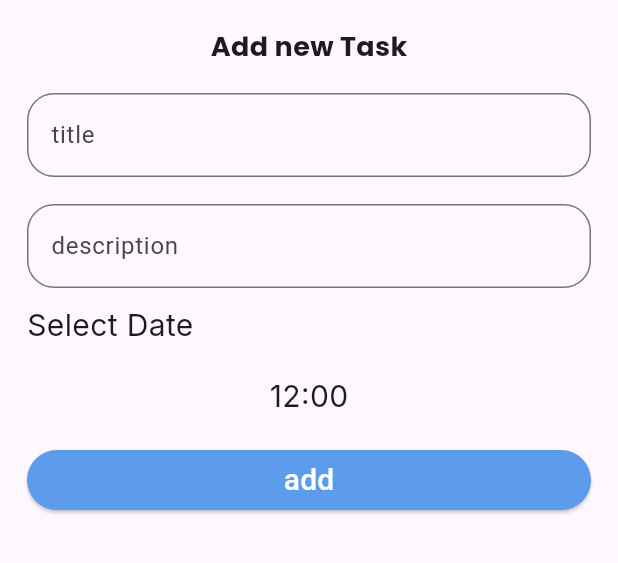
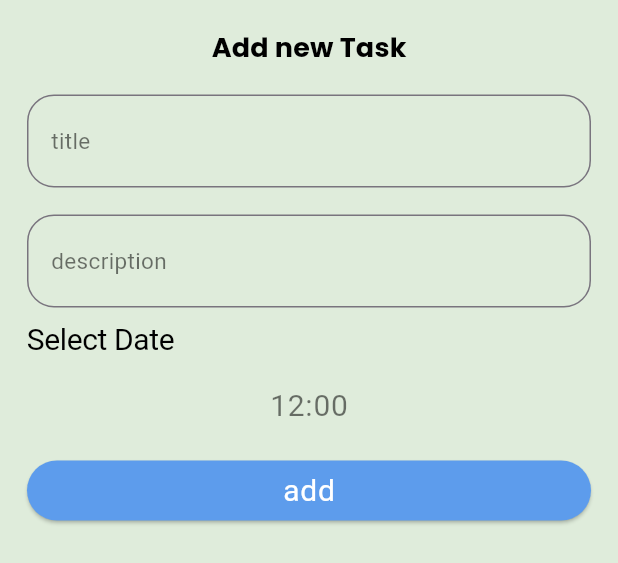
Before and after one commit to zeyad-elaraby/todo_app, a Flutter app: the AddTaskBottomSheet widget shown alone on an empty page, opened directly, on a phone screen of 412 x 824 dp. Shown: the top 563 px of the screen. Run offline on Flutter 3.47's test engine with Material 3 defaults, Android fonts, the phone set to English and light mode, and no system bars; our stand-ins replace calendar_timeline, google_fonts; Roboto replaces fonts that are missing (Inder).

Commit message:
finish theming and provider

```diff
--- a/lib/add_task_bottom_sheet.dart
+++ b/lib/bottom_sheets/add_task_bottom_sheet.dart
@@ -1,5 +1,4 @@
 import 'package:flutter/material.dart';
-import 'package:google_fonts/google_fonts.dart';
 
 class AddTaskBottomSheet extends StatelessWidget {
   const AddTaskBottomSheet({super.key});
@@ -15,17 +14,16 @@ class AddTaskBottomSheet extends StatelessWidget {
               crossAxisAlignment: CrossAxisAlignment.start,
               children: [
                 Center(
-                    child: Text(
-                  "Add new Task",
-                  style: GoogleFonts.poppins(
-                      fontSize: 18, fontWeight: FontWeight.w700),
-                )),
+                  child: Text("Add new Task",
+                      style: Theme.of(context).textTheme.titleMedium),
+                ),
                 SizedBox(
                   height: 18,
                 ),
                 TextField(
                   decoration: InputDecoration(
                       labelText: "title",
+                      labelStyle: Theme.of(context).textTheme.bodyMedium,
                       border: OutlineInputBorder(
                           borderRadius: BorderRadius.circular(18))),
                 ),
@@ -35,26 +33,21 @@ class AddTaskBottomSheet extends StatelessWidget {
                 TextField(
                   decoration: InputDecoration(
                       labelText: "description",
+                      labelStyle: Theme.of(context).textTheme.bodyMedium,
                       border: OutlineInputBorder(
                           borderRadius: BorderRadius.circular(18))),
                 ),
                 SizedBox(
                   height: 10,
                 ),
-                Text(
-                  "Select Date",
-                  style: GoogleFonts.inter(
-                      fontSize: 20, fontWeight: FontWeight.w400),
-                ),
+                Text("Select Date",
+                    style: Theme.of(context).textTheme.displayLarge),
                 SizedBox(
                   height: 18,
                 ),
                 Center(
-                  child: Text(
-                    "12:00",
-                    style: GoogleFonts.inter(
-                        fontSize: 20, fontWeight: FontWeight.w400),
-                  ),
+                  child: Text("12:00",
+                      style: Theme.of(context).textTheme.bodyLarge),
                 ),
                 SizedBox(
                   height: 18,
@@ -65,10 +58,11 @@ class AddTaskBottomSheet extends StatelessWidget {
                       style: ElevatedButton.styleFrom(
                           backgroundColor: Color(0xFF5D9CEC)),
                       onPressed: () {},
-                      child: Text(
-                        "add",
-                        style: TextStyle(color: Colors.white, fontSize: 20),
-                      )),
+                      child: Text("add",
+                          style: Theme.of(context)
+                              .textTheme
+                              .bodyLarge
+                              ?.copyWith(color: Colors.white))),
                 )
               ])),
     );
--- /dev/null
+++ b/lib/my_theme_data.dart
@@ -0,0 +1,153 @@
+import 'dart:ui';
+
+import 'package:flutter/material.dart';
+import 'package:google_fonts/google_fonts.dart';
+
+Color primaryLightColor = Color(0xFFFFFFFF);
+Color primaryDarkColor = Color(0xFF141922);
+Color blueColor = Color(0xFF5D9CEC);
+Color lightBackGroundColor = Color(0xFFdfecdb);
+Color darkBackGroundColor = Color(0xFF080c1c);
+Color appBarTitleDarkColor = Color(0xFF060E1E);
+
+Color whiteColor = Colors.white;
+Color greyColor = Color(0xFFC8C9CB);
+
+class MyThemeData {
+  static ThemeData lightTheme = ThemeData(
+      primaryColor: blueColor,
+      appBarTheme: AppBarTheme(
+        backgroundColor: blueColor,
+        titleTextStyle: GoogleFonts.poppins(
+            fontWeight: FontWeight.w700, fontSize: 23, color: whiteColor),
+      ),
+      scaffoldBackgroundColor: lightBackGroundColor,
+      bottomNavigationBarTheme: BottomNavigationBarThemeData(
+        backgroundColor: Colors.transparent,
+        elevation: 0,
+        selectedItemColor: blueColor,
+        unselectedItemColor: greyColor,
+        showSelectedLabels: false,
+        showUnselectedLabels: false,
+      ),
+      bottomAppBarTheme: BottomAppBarTheme(
+        padding: EdgeInsets.all(0),
+        shape: CircularNotchedRectangle(),
+        color: whiteColor,
+        height: 65,
+      ),
+      bottomSheetTheme: BottomSheetThemeData(backgroundColor: whiteColor),
+      textTheme: TextTheme(
+        titleLarge: GoogleFonts.poppins(
+          color: Colors.black,
+          fontSize: 20,
+          fontWeight: FontWeight.w700,
+        ),
+        titleMedium: GoogleFonts.poppins(
+          color: Colors.black,
+          fontSize: 18,
+          fontWeight: FontWeight.w700,
+        ),
+        titleSmall: GoogleFonts.poppins(
+          color: Colors.black,
+          fontSize: 10,
+          fontWeight: FontWeight.w700,
+        ),
+        labelLarge: GoogleFonts.poppins(
+            fontSize: 20, fontWeight: FontWeight.w400, color: Colors.black),
+        labelMedium: GoogleFonts.poppins(
+            fontSize: 18, fontWeight: FontWeight.w400, color: Colors.black),
+        labelSmall: GoogleFonts.poppins(
+            fontSize: 10, fontWeight: FontWeight.w400, color: Colors.black),
+        headlineLarge: GoogleFonts.inder(
+            fontSize: 20, fontWeight: FontWeight.w400, color: blueColor),
+        headlineMedium: GoogleFonts.inder(
+            fontSize: 14, fontWeight: FontWeight.w400, color: blueColor),
+        headlineSmall: GoogleFonts.inder(
+            fontSize: 10, fontWeight: FontWeight.w400, color: blueColor),
+        bodyLarge: GoogleFonts.inder(
+            fontSize: 20, fontWeight: FontWeight.w400, color: Colors.black54),
+        bodyMedium: GoogleFonts.inder(
+            fontSize: 15, fontWeight: FontWeight.w400, color: Colors.black54),
+        bodySmall: GoogleFonts.inder(
+            fontSize: 10, fontWeight: FontWeight.w400, color: Colors.black54),
+        displayLarge: GoogleFonts.inder(
+            fontSize: 20, fontWeight: FontWeight.w400, color: Colors.black),
+        displayMedium: GoogleFonts.inder(
+            fontSize: 14, fontWeight: FontWeight.w400, color: Colors.black),
+        displaySmall: GoogleFonts.inder(
+            fontSize: 10, fontWeight: FontWeight.w400, color: Colors.black),
+      ),
+      floatingActionButtonTheme: FloatingActionButtonThemeData(
+        backgroundColor: blueColor,
+      ));
+  static ThemeData darkTheme = ThemeData(
+      primaryColor: primaryDarkColor,
+      appBarTheme: AppBarTheme(
+        backgroundColor: blueColor,
+        titleTextStyle: GoogleFonts.poppins(
+            fontWeight: FontWeight.w700,
+            fontSize: 23,
+            color: appBarTitleDarkColor),
+      ),
+      scaffoldBackgroundColor: darkBackGroundColor,
+      bottomNavigationBarTheme: BottomNavigationBarThemeData(
+        backgroundColor: Colors.transparent,
+        elevation: 0,
+        selectedItemColor: blueColor,
+        unselectedItemColor: Colors.white,
+        showSelectedLabels: false,
+        showUnselectedLabels: false,
+      ),
+      bottomAppBarTheme: BottomAppBarTheme(
+        padding: EdgeInsets.all(0),
+        shape: CircularNotchedRectangle(),
+        color: primaryDarkColor,
+        height: 65,
+      ),
+      bottomSheetTheme: BottomSheetThemeData(backgroundColor: primaryDarkColor),
+      textTheme: TextTheme(
+        titleLarge: GoogleFonts.poppins(
+          color: Colors.white,
+          fontSize: 20,
+          fontWeight: FontWeight.w700,
+        ),
+        titleMedium: GoogleFonts.poppins(
+          color: Colors.white,
+          fontSize: 18,
+          fontWeight: FontWeight.w700,
+        ),
+        titleSmall: GoogleFonts.poppins(
+          color: Colors.white,
+          fontSize: 10,
+          fontWeight: FontWeight.w700,
+        ),
+        labelLarge: GoogleFonts.poppins(
+            fontSize: 20, fontWeight: FontWeight.w400, color: Colors.white),
+        labelMedium: GoogleFonts.poppins(
+            fontSize: 18, fontWeight: FontWeight.w400, color: Colors.white),
+        labelSmall: GoogleFonts.poppins(
+            fontSize: 10, fontWeight: FontWeight.w400, color: Colors.white),
+        headlineLarge: GoogleFonts.inder(
+            fontSize: 20, fontWeight: FontWeight.w400, color: blueColor),
+        headlineMedium: GoogleFonts.inder(
+            fontSize: 14, fontWeight: FontWeight.w400, color: blueColor),
+        headlineSmall: GoogleFonts.inder(
+            fontSize: 10, fontWeight: FontWeight.w400, color: blueColor),
+        bodyLarge: GoogleFonts.inder(
+            fontSize: 20, fontWeight: FontWeight.w400, color: Colors.white),
+        bodyMedium: GoogleFonts.inder(
+            fontSize: 15, fontWeight: FontWeight.w400, color: Colors.white),
+        bodySmall: GoogleFonts.inder(
+            fontSize: 10, fontWeight: FontWeight.w400, color: Colors.white),
+        displayLarge: GoogleFonts.inder(
+            fontSize: 20, fontWeight: FontWeight.w400, color: Colors.white),
+        displayMedium: GoogleFonts.inder(
+            fontSize: 14, fontWeight: FontWeight.w400, color: Colors.white),
+        displaySmall: GoogleFonts.inder(
+            fontSize: 10, fontWeight: FontWeight.w400, color: Colors.white),
+      ),
+      floatingActionButtonTheme: FloatingActionButtonThemeData(
+        backgroundColor: blueColor,
+      ));
+}
--- /dev/null
+++ b/lib/providers/my_provider.dart
@@ -0,0 +1,9 @@
+import 'package:flutter/material.dart';
+
+class MyProvider extends ChangeNotifier {
+  ThemeMode mode = ThemeMode.light;
+  changeTheme(ThemeMode themeMode) {
+    mode = themeMode;
+    notifyListeners();
+  }
+}
--- a/pubspec.yaml
+++ b/pubspec.yaml
@@ -38,6 +38,7 @@ dependencies:
   flutter_native_splash: ^2.4.1
   google_fonts: ^6.2.1
   calendar_timeline: ^1.1.3
+  provider: ^6.1.2
 
 dev_dependencies:
   flutter_test:
```
Also changed, not shown: lib/bottom_sheets/language_bottom_sheet.dart (+20 -3 lines), lib/bottom_sheets/theme_bottom_sheet.dart (+35 -9 lines), lib/home_screen.dart (+3 -19 lines), lib/main.dart (+9 -1 lines), lib/tabs/settings_tab.dart (+20 -26 lines), lib/tabs/tasks_tab.dart (+6 -1 lines), lib/task_Item.dart (+28 -21 lines), pubspec.lock.
